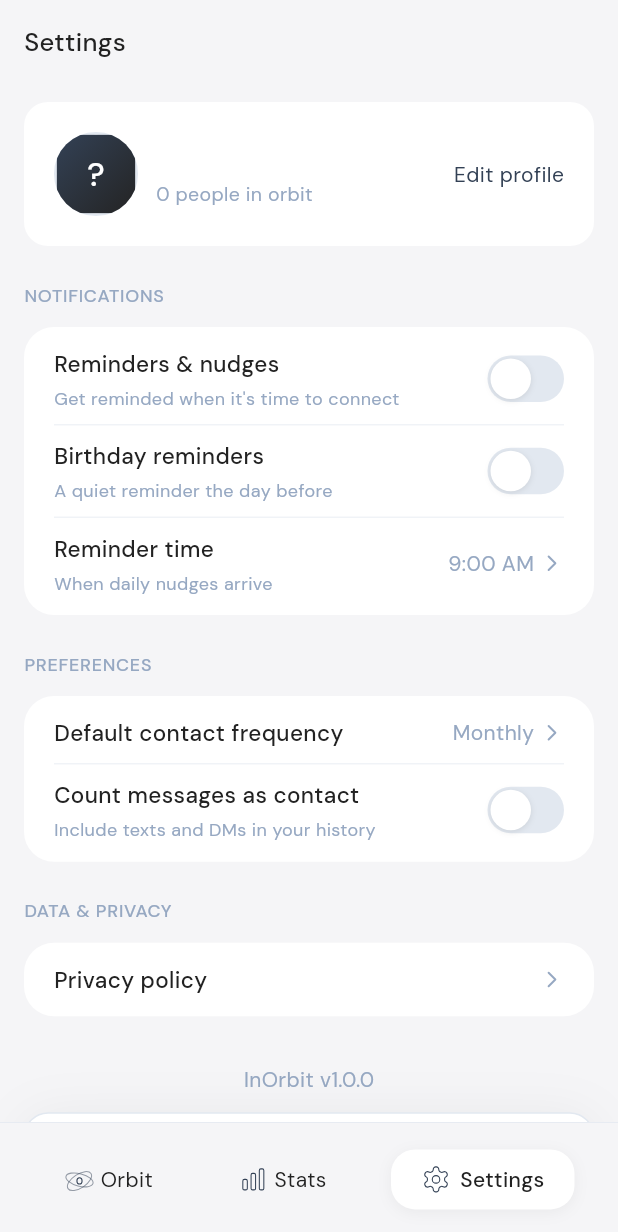
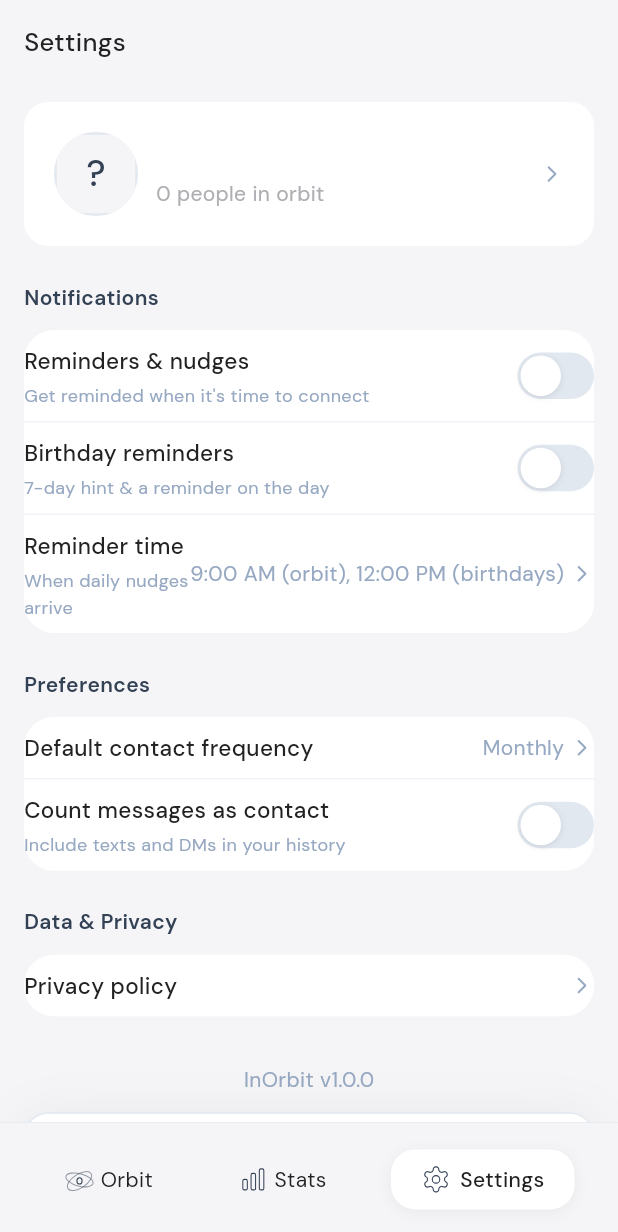
Before and after one commit to savostianovahanna-dev/inorbit-app, a Flutter app: the HomeScreen screen opened directly, item 3 of the bottom bar chosen, on a phone screen of 412 x 824 dp. Shown: the top 1232 px of the screen. Run offline on Flutter 3.47's test engine with Material 3 defaults, Android fonts, the phone set to English and light mode, and no system bars; our stand-ins replace cached_network_image, cloud_firestore, drift, drift_flutter, firebase_auth, firebase_core and 10 more; missing offline and left inert: gal; accounts and stored records are empty; generated files the repository leaves out were written again.

Commit message:
(feat) ino-6: birthday push notifications, inorbit push notifications

```diff
--- a/lib/presentation/settings/screens/settings_screen.dart
+++ b/lib/presentation/settings/screens/settings_screen.dart
@@ -54,6 +54,7 @@ class _SettingsContentState extends State<SettingsContent> {
 
   /// Called when the birthday-reminder toggle is flipped.
   /// Requests notification permission on first enable, then reschedules.
+  /// ЗМІНА: Тепер планує ДВА notifications (7 днів + день в день)
   Future<void> _onBirthdaysToggled(bool enabled) async {
     // Keep the in-memory cache up to date for HomeScreen's listener.
     getIt<UserProfileService>().birthdaysEnabled = enabled;
@@ -71,6 +72,7 @@ class _SettingsContentState extends State<SettingsContent> {
     }
 
     // Reschedule (or cancel) using the current friends list.
+    // ЗМІНА: Це тепер планує обидві notifications (7 днів + день в день)
     await getIt<NotificationService>().scheduleBirthdayReminders(
       friends,
       globalEnabled: enabled,
@@ -135,7 +137,8 @@ class _SettingsContentState extends State<SettingsContent> {
               const _RowDivider(),
               _ToggleRow(
                 title: 'Birthday reminders',
-                subtitle: 'A quiet reminder the day before',
+                // ЗМІНА: Оновлений текст (було "A quiet reminder the day before")
+                subtitle: '7-day hint & a reminder on the day',
                 value: _birthdays,
                 onChanged: (v) {
                   setState(() => _birthdays = v);
@@ -147,7 +150,8 @@ class _SettingsContentState extends State<SettingsContent> {
               const _ValueRow(
                 title: 'Reminder time',
                 subtitle: 'When daily nudges arrive',
-                value: '9:00 AM',
+                // ЗМІНА: Тепер 9 AM для orbit, 12:00 PM для birthdays
+                value: '9:00 AM (orbit), 12:00 PM (birthdays)',
               ),
             ],
           ),
@@ -205,9 +209,7 @@ class _ProfileCardState extends State<_ProfileCard> {
   void _openEditProfile(String name) {
     Navigator.push<bool>(
       context,
-      MaterialPageRoute(
-        builder: (_) => EditProfileScreen(initialName: name),
-      ),
+      MaterialPageRoute(builder: (_) => EditProfileScreen(initialName: name)),
     ).then((changed) {
       // Rebuild to pick up the updated displayName + localAvatarPath.
       if (changed == true && mounted) setState(() {});
@@ -220,11 +222,11 @@ class _ProfileCardState extends State<_ProfileCard> {
     final name = user?.displayName ?? 'You';
     final googlePhotoUrl = user?.photoURL;
     final localPath = getIt<UserProfileService>().localAvatarPath;
-    final initial =
-        name.trim().isNotEmpty ? name.trim()[0].toUpperCase() : '?';
-    final orbitLabel = widget.friendCount == 1
-        ? '1 person in orbit'
-        : '${widget.friendCount} people in orbit';
+    final initial = name.trim().isNotEmpty ? name.trim()[0].toUpperCase() : '?';
+    final orbitLabel =
+        widget.friendCount == 1
+            ? '1 person in orbit'
+            : '${widget.friendCount} people in orbit';
 
     return Container(
       width: double.infinity,
@@ -255,25 +257,24 @@ class _ProfileCardState extends State<_ProfileCard> {
               mainAxisAlignment: MainAxisAlignment.center,
               children: [
                 Text(name, style: AppTextStyles.headerTitle),
-                const SizedBox(height: 3),
+                const SizedBox(height: 2),
                 Text(
                   orbitLabel,
-                  style: AppTextStyles.settingsRowSubtitle.copyWith(
-                    fontSize: 13,
+                  style: AppTextStyles.labelRegular14.copyWith(
+                    color: const Color(0xFFAEAEB2),
                   ),
                 ),
               ],
             ),
           ),
+          const SizedBox(width: 12),
 
-          // ── Edit profile link ─────────────────────────────────────────────
+          // ── Edit chevron ──────────────────────────────────────────────────
           GestureDetector(
             onTap: () => _openEditProfile(name),
-            child: Text(
-              'Edit profile',
-              style: AppTextStyles.labelRegular14.copyWith(
-                color: AppColors.textSecondary,
-              ),
+            child: CustomPaint(
+              size: const Size(16, 16),
+              painter: _ChevronRightPainter(),
             ),
           ),
         ],
@@ -286,46 +287,35 @@ class _ProfileCardState extends State<_ProfileCard> {
     String? googlePhotoUrl,
     String initial,
   ) {
-    // 1. Locally picked photo (set after editing profile).
-    if (localPath != null) {
-      return Image.file(File(localPath), fit: BoxFit.cover);
+    // 1. Try local avatar (after editing).
+    if (localPath != null && File(localPath).existsSync()) {
+      return Image.file(localPath as File, fit: BoxFit.cover);
     }
-    // 2. Google account photo.
+
+    // 2. Try Google photo.
     if (googlePhotoUrl != null) {
       return CachedNetworkImage(
         imageUrl: googlePhotoUrl,
         fit: BoxFit.cover,
-        placeholder: (_, __) => _AvatarFallback(initial: initial),
-        errorWidget: (_, __, ___) => _AvatarFallback(initial: initial),
+        errorWidget: (_, __, ___) => _avatarPlaceholder(initial),
       );
     }
-    // 3. Gradient + initial.
-    return _AvatarFallback(initial: initial);
+
+    // 3. Fallback: placeholder.
+    return _avatarPlaceholder(initial);
   }
-}
 
-class _AvatarFallback extends StatelessWidget {
-  const _AvatarFallback({required this.initial});
-
-  final String initial;
-
-  @override
-  Widget build(BuildContext context) {
-    return DecoratedBox(
-      decoration: const BoxDecoration(
-        gradient: LinearGradient(
-          begin: Alignment.topLeft,
-          end: Alignment.bottomRight,
-          colors: [AppColors.avatarFill, AppColors.orbitDark],
-        ),
-      ),
+  Widget _avatarPlaceholder(String initial) {
+    return Container(
+      width: 56,
+      height: 56,
+      color: AppColors.background,
       child: Center(
         child: Text(
           initial,
-          style: AppTextStyles.bodyMedium16.copyWith(
-            color: AppColors.white,
-            fontSize: 22,
-            height: 1,
+          style: AppTextStyles.headerTitle.copyWith(
+            color: AppColors.textSecondary,
+            fontSize: 24,
           ),
         ),
       ),
@@ -333,29 +323,26 @@ class _AvatarFallback extends StatelessWidget {
   }
 }
 
-// ─── Section overline label ───────────────────────────────────────────────────
+// ─── Section label ────────────────────────────────────────────────────────────
 
 class _SectionLabel extends StatelessWidget {
-  const _SectionLabel(this.text);
+  const _SectionLabel(this.label);
 
-  final String text;
+  final String label;
 
   @override
   Widget build(BuildContext context) {
     return Text(
-      text.toUpperCase(),
-      style: AppTextStyles.bodyMedium16.copyWith(
-        fontSize: 12,
-        fontWeight: FontWeight.w500,
-        color: AppColors.cardBorder,
-        letterSpacing: 0.5,
-        height: 1.5,
+      label,
+      style: AppTextStyles.labelRegular14.copyWith(
+        color: AppColors.textSecondary,
+        fontWeight: FontWeight.w600,
       ),
     );
   }
 }
 
-// ─── White rounded card wrapper ───────────────────────────────────────────────
+// ─── Settings card (container for rows) ────────────────────────────────────────
 
 class _SettingsCard extends StatelessWidget {
   const _SettingsCard({required this.children});
@@ -365,8 +352,6 @@ class _SettingsCard extends StatelessWidget {
   @override
   Widget build(BuildContext context) {
     return Container(
-      width: double.infinity,
-      padding: const EdgeInsets.symmetric(horizontal: 20, vertical: 4),
       decoration: BoxDecoration(
         color: AppColors.white,
         borderRadius: BorderRadius.circular(20),
```
Also changed, not shown: lib/core/services/notification_service.dart (+159 -37 lines), lib/presentation/home/screens/home_screen.dart (+148 -16 lines).
